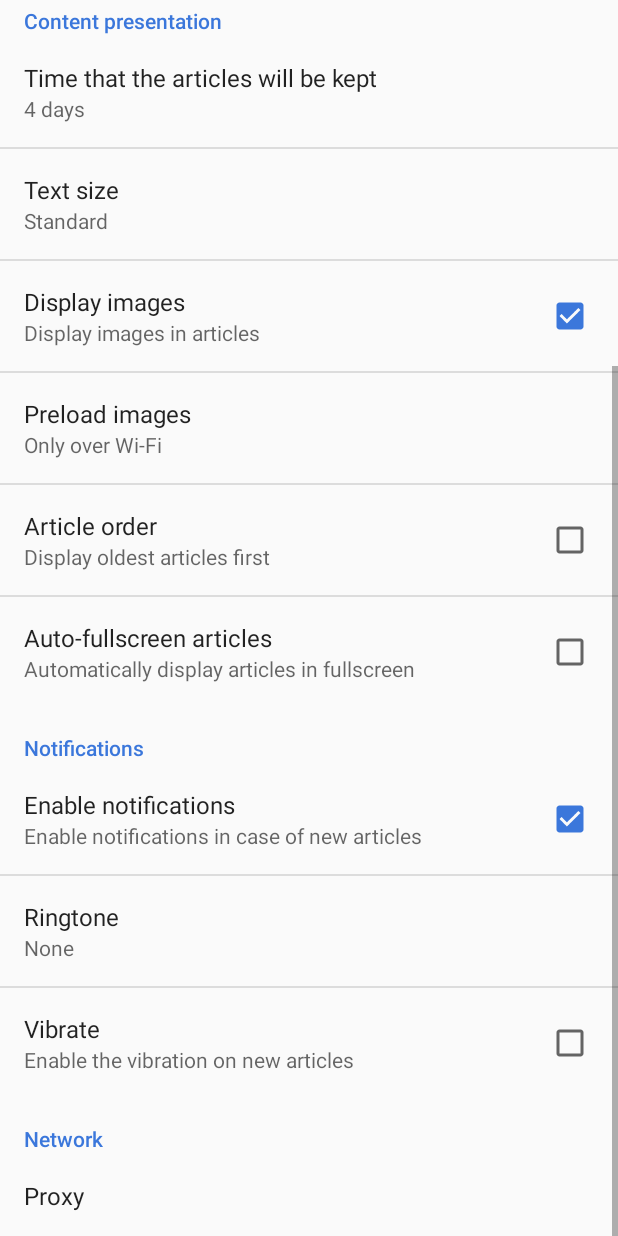
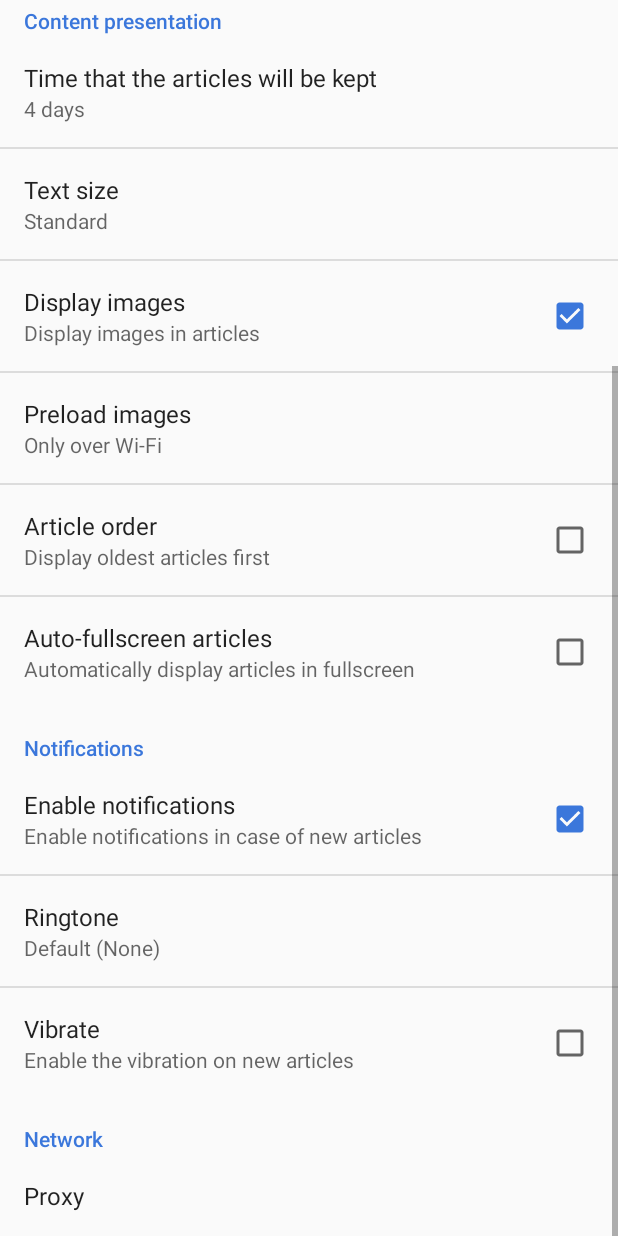
Before and after one commit to SpartaHacks/technoXist, an Android app: the fragment GeneralPrefsFragment shown on its own in the app's theme, scrolled down 576 dp, on a phone screen of 412 x 824 dp. Run offline under Robolectric (Android 15) with nearby library versions, the phone set to English and light mode, and no system bars.

Commit message:
Set device's default sound as app's default notification sound

```diff
--- a/app/src/main/res/xml/general_preferences.xml
+++ b/app/src/main/res/xml/general_preferences.xml
@@ -124,7 +124,8 @@
             android:dependency="notifications.enabled"
             android:key="notifications.ringtone"
             android:ringtoneType="notification"
-            android:title="@string/settings_notifications_ringtone" />
+            android:title="@string/settings_notifications_ringtone"
+            android:defaultValue="content://settings/system/notification_sound"/>
 
         <CheckBoxPreference
             android:layout_width="wrap_content"
```
